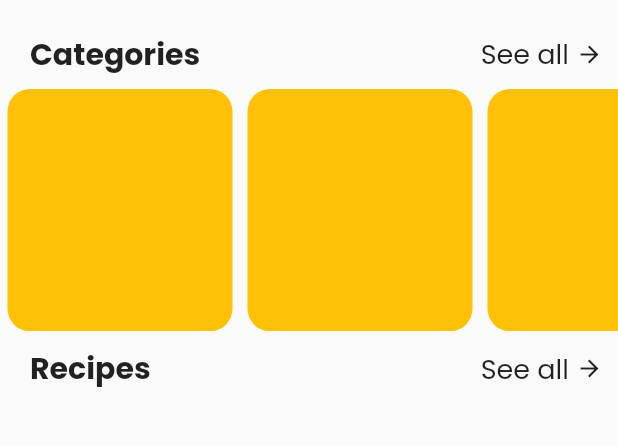
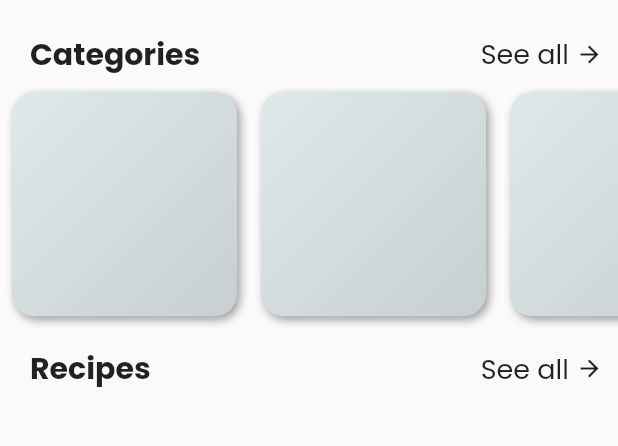
Before and after one commit to ShashankBiplav/bakeology-flutter, a Flutter app: the HomeScreen screen opened by its route, on a phone screen of 412 x 824 dp, the part 67-513 px from its top. Run offline on Flutter 3.47's test engine with Material 2 defaults, Android fonts, the phone set to English and light mode, and no system bars; drawn by our look-alikes of flutter_neumorphic; network calls fail.

```diff
--- a/lib/widgets/category_list.dart
+++ b/lib/widgets/category_list.dart
@@ -21,12 +21,15 @@ class _CategoryListState extends State<CategoryList> {
     final recipeData = Provider.of<CategoryProvider>(context);
     final fetchedCategories = recipeData.categories;
     return Container(
-      height: 200,
+      // height: 200,
       // width: MediaQuery.of(context).size.width,
       child: ListView.builder(
         scrollDirection: Axis.horizontal,
         itemCount: 10,
-        itemBuilder: (context, index) => CategoryListItem(),
+        itemBuilder: (context, index) => Padding(
+          padding: const EdgeInsets.symmetric(horizontal: 8, vertical: 10),
+          child: CategoryListItem(),
+        ),
       ),
     );
   }
--- a/lib/widgets/category_list_item.dart
+++ b/lib/widgets/category_list_item.dart
@@ -1,18 +1,28 @@
 import 'package:flutter/material.dart';
+import 'package:flutter_neumorphic/flutter_neumorphic.dart';
 
 class CategoryListItem extends StatelessWidget {
   @override
   Widget build(BuildContext context) {
-    return Container(
-      decoration: BoxDecoration(
-        color: Colors.amber,
-        borderRadius: BorderRadius.all(
-          Radius.circular(15.0),
+    return Neumorphic(
+      style: NeumorphicStyle(
+    shape: NeumorphicShape.convex,
+    boxShape: NeumorphicBoxShape.roundRect(BorderRadius.circular(15)),
+    depth: 4,
+    intensity: 0.7,
+    lightSource: LightSource.topLeft,
+    // color: Colors.grey
+  ),
+          child: Container(
+        decoration: BoxDecoration(
+          // color: Colors.amber,
+          // borderRadius: BorderRadius.all(
+          //   Radius.circular(15.0),
+          // ),
         ),
+        width: 150,
+        // color: Colors.amber,
       ),
-      margin: EdgeInsets.fromLTRB(5, 8, 5, 0),
-      width: 150,
-      // color: Colors.amber,
     );
   }
 }
```
Also changed, not shown: lib/helpers/email_validation_helper.dart (added, +11 -0 lines), lib/screens/authentication_screen.dart (+7 -114 lines), lib/widgets/auth_screen/authentication_form.dart (added, +201 -0 lines), lib/widgets/recipe_grid_item.dart (+13 -2 lines).
